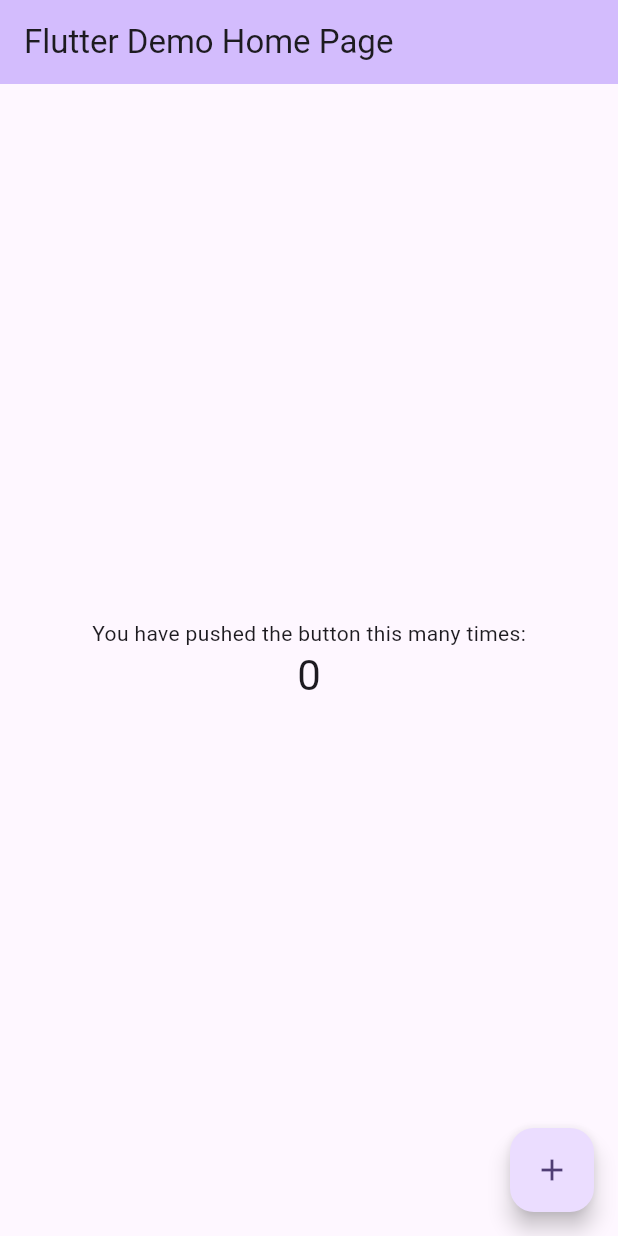
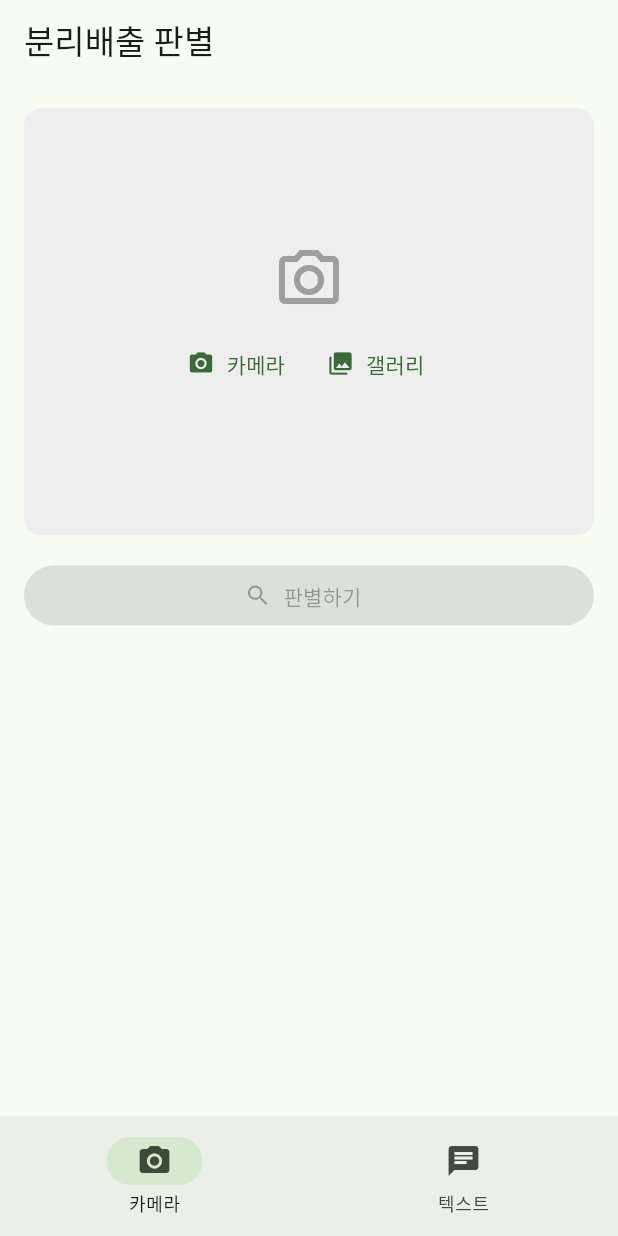
Before and after one commit to sooh3070/green-scaner, a Flutter app: the screen it shows after launch, on a phone screen of 412 x 824 dp. Run offline on Flutter 3.47's test engine with Material 3 defaults, Android fonts, the phone set to English and light mode, and no system bars; our stand-ins replace dio, flutter_blue_plus, flutter_dotenv, flutter_riverpod, image_picker.

Commit message:
기본 실행 테스트

```diff
--- /dev/null
+++ b/app/lib/features/scan/scan_page.dart
@@ -0,0 +1,132 @@
+import 'dart:io';
+import 'package:flutter/material.dart';
+import 'package:flutter_riverpod/flutter_riverpod.dart';
+import 'package:image_picker/image_picker.dart';
+import 'scan_provider.dart';
+import 'widgets/result_card.dart';
+
+class ScanPage extends ConsumerStatefulWidget {
+  const ScanPage({super.key});
+
+  @override
+  ConsumerState<ScanPage> createState() => _ScanPageState();
+}
+
+class _ScanPageState extends ConsumerState<ScanPage> {
+  File? _image;
+  final _picker = ImagePicker();
+
+  Future<void> _pickImage(ImageSource source) async {
+    final picked = await _picker.pickImage(source: source, imageQuality: 85);
+    if (picked == null) return;
+    setState(() => _image = File(picked.path));
+    ref.read(scanProvider.notifier).reset();
+  }
+
+  Future<void> _scan() async {
+    if (_image == null) return;
+    await ref.read(scanProvider.notifier).scanImage(_image!);
+  }
+
+  @override
+  Widget build(BuildContext context) {
+    final scanState = ref.watch(scanProvider);
+
+    return Scaffold(
+      appBar: AppBar(title: const Text('분리배출 판별')),
+      body: SafeArea(
+        child: SingleChildScrollView(
+          padding: const EdgeInsets.all(16),
+          child: Column(
+            crossAxisAlignment: CrossAxisAlignment.stretch,
+            children: [
+              _ImagePreview(image: _image, onPickImage: _pickImage),
+              const SizedBox(height: 16),
+              FilledButton.icon(
+                onPressed: _image == null || scanState.isLoading ? null : _scan,
+                icon: scanState.isLoading
+                    ? const SizedBox(
+                        width: 18,
+                        height: 18,
+                        child: CircularProgressIndicator(strokeWidth: 2, color: Colors.white),
+                      )
+                    : const Icon(Icons.search),
+                label: Text(scanState.isLoading ? '분석 중...' : '판별하기'),
+              ),
+              const SizedBox(height: 24),
+              scanState.when(
+                data: (result) =>
+                    result != null ? ResultCard(result: result) : const SizedBox.shrink(),
+                loading: () => const SizedBox.shrink(),
+                error: (e, _) => _ErrorBanner(message: e.toString()),
+              ),
+            ],
+          ),
+        ),
+      ),
+    );
+  }
+}
+
+class _ImagePreview extends StatelessWidget {
+  const _ImagePreview({required this.image, required this.onPickImage});
+
+  final File? image;
+  final void Function(ImageSource) onPickImage;
+
+  @override
+  Widget build(BuildContext context) {
+    return AspectRatio(
+      aspectRatio: 4 / 3,
+      child: ClipRRect(
+        borderRadius: BorderRadius.circular(12),
+        child: image != null
+            ? Image.file(image!, fit: BoxFit.cover)
+            : Container(
+                color: Colors.grey[200],
+                child: Column(
+                  mainAxisAlignment: MainAxisAlignment.center,
+                  children: [
+                    const Icon(Icons.camera_alt_outlined, size: 48, color: Colors.grey),
+                    const SizedBox(height: 8),
+                    Row(
+                      mainAxisAlignment: MainAxisAlignment.center,
+                      children: [
+                        TextButton.icon(
+                          onPressed: () => onPickImage(ImageSource.camera),
+                          icon: const Icon(Icons.camera_alt),
+                          label: const Text('카메라'),
+                        ),
+                        TextButton.icon(
+                          onPressed: () => onPickImage(ImageSource.gallery),
+                          icon: const Icon(Icons.photo_library),
+                          label: const Text('갤러리'),
+                        ),
+                      ],
+                    ),
+                  ],
+                ),
+              ),
+      ),
+    );
+  }
+}
+
+class _ErrorBanner extends StatelessWidget {
+  const _ErrorBanner({required this.message});
+
+  final String message;
+
+  @override
+  Widget build(BuildContext context) {
+    return Container(
+      padding: const EdgeInsets.all(12),
+      decoration: BoxDecoration(
+        color: Colors.red[50],
+        borderRadius: BorderRadius.circular(8),
+        border: Border.all(color: Colors.red[200]!),
+      ),
+      child: Text(message, style: TextStyle(color: Colors.red[700])),
+    );
+  }
+}
--- a/app/lib/main.dart
+++ b/app/lib/main.dart
@@ -1,121 +1,57 @@
 import 'package:flutter/material.dart';
+import 'package:flutter_dotenv/flutter_dotenv.dart';
+import 'package:flutter_riverpod/flutter_riverpod.dart';
+import 'features/chat/chat_page.dart';
+import 'features/scan/scan_page.dart';
 
-void main() {
-  runApp(const MyApp());
+Future<void> main() async {
+  await dotenv.load(fileName: 'assets/.env');
+  runApp(const ProviderScope(child: GreenScannerApp()));
 }
 
-class MyApp extends StatelessWidget {
-  const MyApp({super.key});
+class GreenScannerApp extends StatelessWidget {
+  const GreenScannerApp({super.key});
 
-  // This widget is the root of your application.
   @override
   Widget build(BuildContext context) {
     return MaterialApp(
-      title: 'Flutter Demo',
+      title: '분리배출 판별',
+      debugShowCheckedModeBanner: false,
       theme: ThemeData(
-        // This is the theme of your application.
-        //
-        // TRY THIS: Try running your application with "flutter run". You'll see
-        // the application has a purple toolbar. Then, without quitting the app,
-        // try changing the seedColor in the colorScheme below to Colors.green
-        // and then invoke "hot reload" (save your changes or press the "hot
-        // reload" button in a Flutter-supported IDE, or press "r" if you used
-        // the command line to start the app).
-        //
-        // Notice that the counter didn't reset back to zero; the application
-        // state is not lost during the reload. To reset the state, use hot
-        // restart instead.
-        //
-        // This works for code too, not just values: Most code changes can be
-        // tested with just a hot reload.
-        colorScheme: .fromSeed(seedColor: Colors.deepPurple),
+        colorScheme: ColorScheme.fromSeed(
+          seedColor: const Color(0xFF2E7D32),
+          brightness: Brightness.light,
+        ),
+        useMaterial3: true,
       ),
-      home: const MyHomePage(title: 'Flutter Demo Home Page'),
+      home: const _RootNav(),
     );
   }
 }
 
-class MyHomePage extends StatefulWidget {
-  const MyHomePage({super.key, required this.title});
-
-  // This widget is the home page of your application. It is stateful, meaning
-  // that it has a State object (defined below) that contains fields that affect
-  // how it looks.
-
-  // This class is the configuration for the state. It holds the values (in this
-  // case the title) provided by the parent (in this case the App widget) and
-  // used by the build method of the State. Fields in a Widget subclass are
-  // always marked "final".
-
-  final String title;
+class _RootNav extends StatefulWidget {
+  const _RootNav();
 
   @override
-  State<MyHomePage> createState() => _MyHomePageState();
+  State<_RootNav> createState() => _RootNavState();
 }
 
-class _MyHomePageState extends State<MyHomePage> {
-  int _counter = 0;
+class _RootNavState extends State<_RootNav> {
+  int _index = 0;
 
-  void _incrementCounter() {
-    setState(() {
-      // This call to setState tells the Flutter framework that something has
-      // changed in this State, which causes it to rerun the build method below
-      // so that the display can reflect the updated values. If we changed
-      // _counter without calling setState(), then the build method would not be
-      // called again, and so nothing would appear to happen.
-      _counter++;
-    });
-  }
+  static const _pages = [ScanPage(), ChatPage()];
 
   @override
   Widget build(BuildContext context) {
-    // This method is rerun every time setState is called, for instance as done
-    // by the _incrementCounter method above.
-    //
-    // The Flutter framework has been optimized to make rerunning build methods
-    // fast, so that you can just rebuild anything that needs updating rather
-    // than having to individually change instances of widgets.
     return Scaffold(
-      appBar: AppBar(
-        // TRY THIS: Try changing the color here to a specific color (to
-        // Colors.amber, perhaps?) and trigger a hot reload to see the AppBar
-        // change color while the other colors stay the same.
-        backgroundColor: Theme.of(context).colorScheme.inversePrimary,
-        // Here we take the value from the MyHomePage object that was created by
-        // the App.build method, and use it to set our appbar title.
-        title: Text(widget.title),
-      ),
-      body: Center(
-        // Center is a layout widget. It takes a single child and positions it
-        // in the middle of the parent.
-        child: Column(
-          // Column is also a layout widget. It takes a list of children and
-          // arranges them vertically. By default, it sizes itself to fit its
-          // children horizontally, and tries to be as tall as its parent.
-          //
-          // Column has various properties to control how it sizes itself and
-          // how it positions its children. Here we use mainAxisAlignment to
-          // center the children vertically; the main axis here is the vertical
-          // axis because Columns are vertical (the cross axis would be
-          // horizontal).
-          //
-          // TRY THIS: Invoke "debug painting" (choose the "Toggle Debug Paint"
-          // action in the IDE, or press "p" in the console), to see the
-          // wireframe for each widget.
-          mainAxisAlignment: .center,
-          children: [
-            const Text('You have pushed the button this many times:'),
-            Text(
-              '$_counter',
-              style: Theme.of(context).textTheme.headlineMedium,
-            ),
-          ],
-        ),
-      ),
-      floatingActionButton: FloatingActionButton(
-        onPressed: _incrementCounter,
-        tooltip: 'Increment',
-        child: const Icon(Icons.add),
+      body: IndexedStack(index: _index, children: _pages),
+      bottomNavigationBar: NavigationBar(
+        selectedIndex: _index,
+        onDestinationSelected: (i) => setState(() => _index = i),
+        destinations: const [
+          NavigationDestination(icon: Icon(Icons.camera_alt), label: '카메라'),
+          NavigationDestination(icon: Icon(Icons.chat), label: '텍스트'),
+        ],
       ),
     );
   }
--- a/app/pubspec.yaml
+++ b/app/pubspec.yaml
@@ -74,10 +74,8 @@ flutter:
   # the material Icons class.
   uses-material-design: true
 
-  # To add assets to your application, add an assets section, like this:
-  # assets:
-  #   - images/a_dot_burr.jpeg
-  #   - images/a_dot_ham.jpeg
+  assets:
+    - assets/.env
 
   # An image asset can refer to one or more resolution-specific "variants", see
   # https://flutter.dev/to/resolution-aware-images
```
Also changed, not shown: app/lib/core/api/api_client.dart (added, +11 -0 lines), app/lib/core/models/scan_result.dart (added, +20 -0 lines), app/lib/features/chat/chat_page.dart (added, +139 -0 lines), app/lib/features/chat/chat_provider.dart (added, +22 -0 lines), app/lib/features/kiosk/kiosk_provider.dart (added, +40 -0 lines), app/lib/features/scan/scan_provider.dart (added, +27 -0 lines), app/lib/features/scan/widgets/result_card.dart (added, +96 -0 lines), 1 other file.
